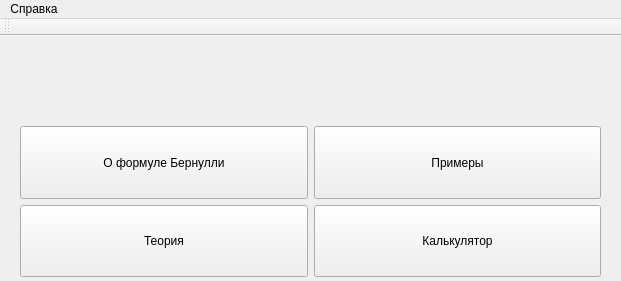
Old version of the form Popelov_Kuznetsov_bernulli/mainwindow.ui in the repository Alivexx/bernulli.
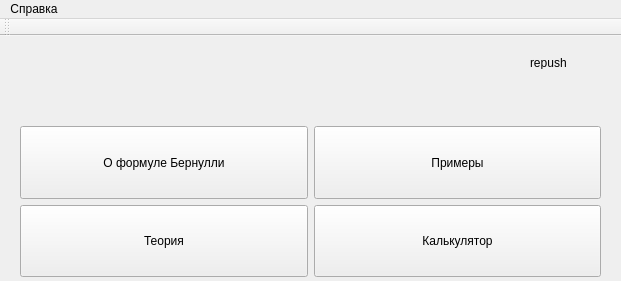
New version of the form. Icons and pictures are not drawn.

```diff
--- a/Popelov_Kuznetsov_bernulli/mainwindow.ui
+++ b/Popelov_Kuznetsov_bernulli/mainwindow.ui
@@ -170,6 +170,19 @@
      <pixmap resource="resource.qrc">:/rec/img/form.png</pixmap>
     </property>
    </widget>
+   <widget class="QLabel" name="label_2">
+    <property name="geometry">
+     <rect>
+      <x>530</x>
+      <y>20</y>
+      <width>47</width>
+      <height>13</height>
+     </rect>
+    </property>
+    <property name="text">
+     <string>repush</string>
+    </property>
+   </widget>
   </widget>
   <widget class="QMenuBar" name="menuBar">
    <property name="geometry">
```
